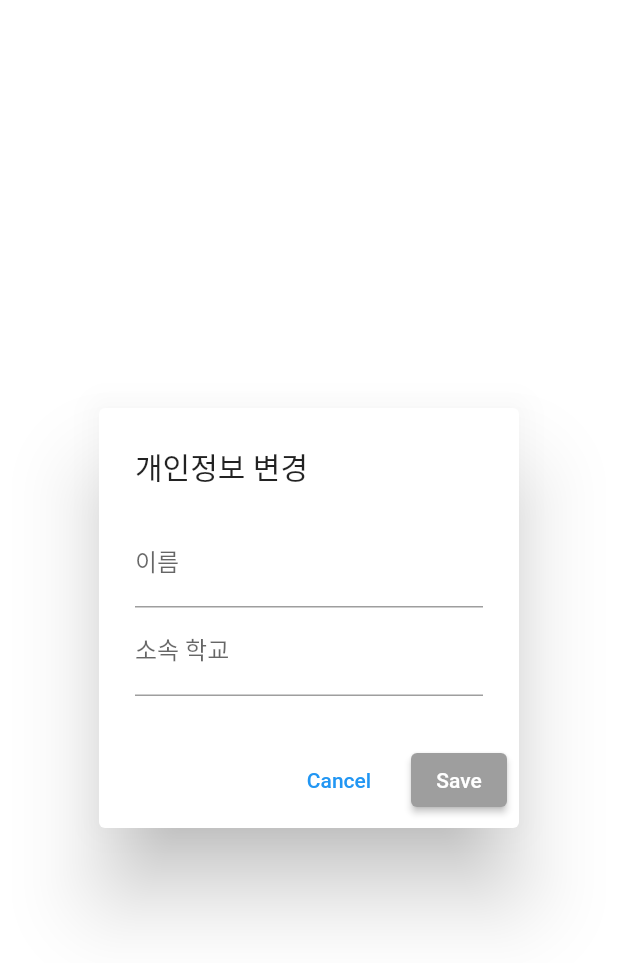
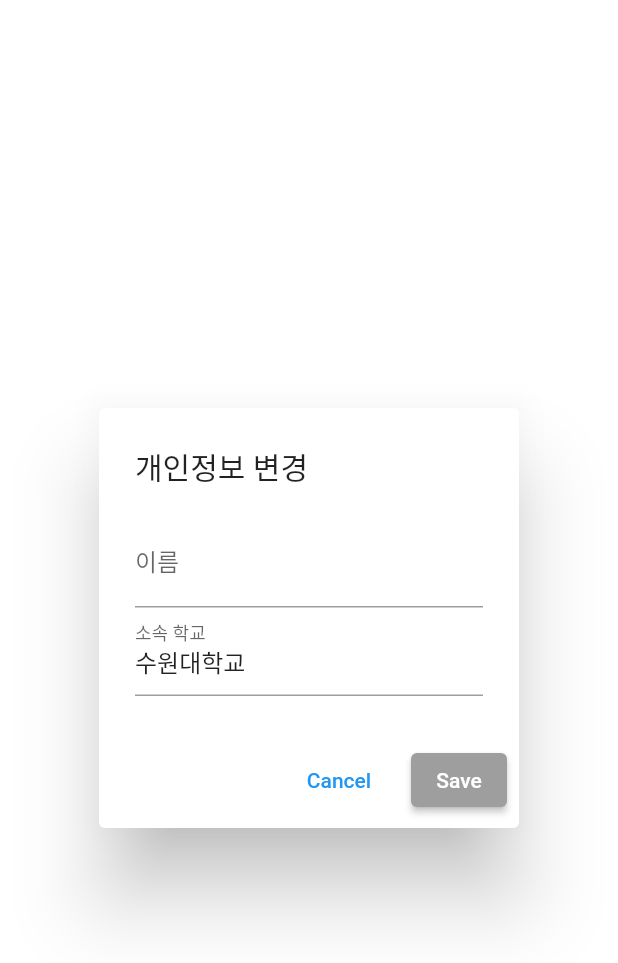
Before and after one commit to DaeDongProject/FrontEnd, a Flutter app: the screen it shows after launch, in the side drawer, after a tap on "개인정보 수정", on a phone screen of 412 x 824 dp. Shown: the top 963 px of the screen. Run offline on Flutter 3.47's test engine with Material 2 defaults, Android fonts, the phone set to English and light mode, and no system bars; our stand-ins replace bubble, logger, shared_preferences.

Commit message:
대학 명 '수원대학교'로 고정

```diff
--- a/daedong3/lib/privacy_update.dart
+++ b/daedong3/lib/privacy_update.dart
@@ -4,7 +4,6 @@ import 'data/sp_helper.dart';
 
 class PrivacyUpdate extends StatefulWidget {
   const PrivacyUpdate({Key? key, required PersonalInformation information}) : super(key: key);
-
 
   @override
   State<PrivacyUpdate> createState() => _PrivacyUpdate();
@@ -13,7 +12,8 @@ class PrivacyUpdate extends StatefulWidget {
 class _PrivacyUpdate extends State<PrivacyUpdate> {
 
   final TextEditingController txtName = TextEditingController();
-  final TextEditingController txtUniversity = TextEditingController();
+  // 대학교 명은 '수원대학교'로 초기값 놓고 고정시킴
+  final TextEditingController txtUniversity = TextEditingController(text: "수원대학교"); // 초기값 설정
   final SPHelper helper = SPHelper();
 
   String textName='';
@@ -32,7 +32,6 @@ class _PrivacyUpdate extends State<PrivacyUpdate> {
     txtName.text = '';
     txtUniversity.text = '';
     Navigator.pop(context, newPersonalInformation);
-
   }
 
   @override
@@ -58,7 +57,8 @@ class _PrivacyUpdate extends State<PrivacyUpdate> {
                   });
                 },
                 controller: txtUniversity,
-                decoration: InputDecoration(labelText: "소속 학교"),
+                readOnly: true, // 변경 불가 프로퍼티
+                decoration: InputDecoration(labelText: "소속 학교"), //학교 입력 시 코드
               )
             ],
           )
@@ -73,12 +73,12 @@ class _PrivacyUpdate extends State<PrivacyUpdate> {
         SizedBox(height: 16,),
         ElevatedButton(
           onPressed: (){
-            textName.isNotEmpty && textUniversity.isNotEmpty ?
+            textName.isNotEmpty? // && textUniversity.isNotEmpty -> 대학 변경 가능 시 바꿀 코드
             updatePersonalInformation()
                 : null;
           },
           style: ElevatedButton.styleFrom(
-            backgroundColor: (textName.isNotEmpty && textUniversity.isNotEmpty) ? Colors.blue : Colors.grey,
+            backgroundColor: (textName.isNotEmpty) ? Colors.blue : Colors.grey,
           ),
           child: Text("Save"),
         ),
```
